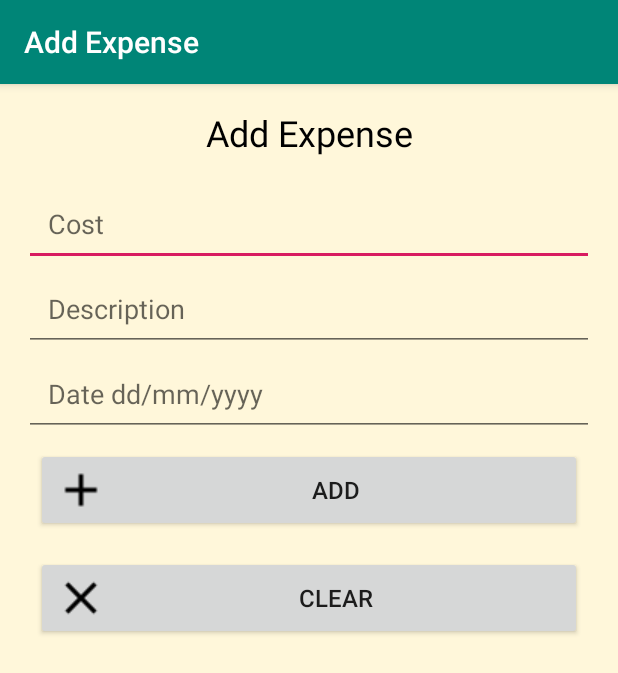
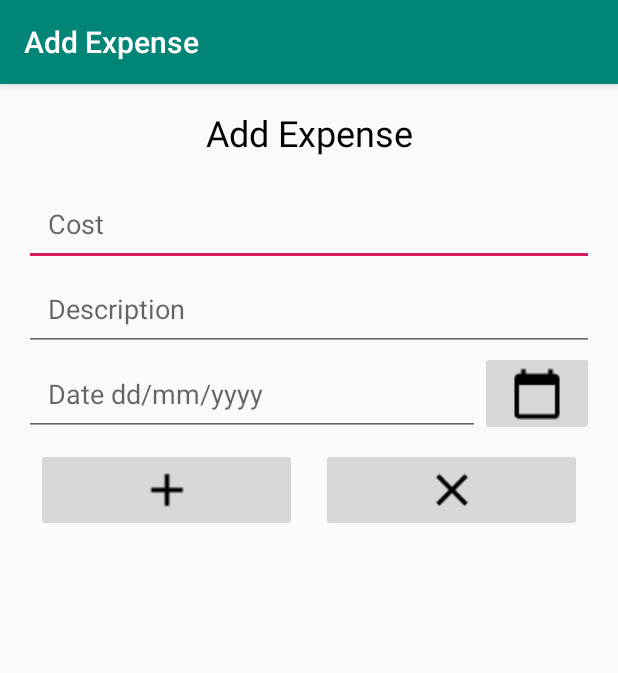
Before and after one commit to ShrirangPatil/My-Expense-Manager, an Android app: the AddExpense screen opened directly, with no data from a screen before it, on a phone screen of 412 x 824 dp. Shown: the top 673 px of the screen. Run offline under Robolectric (Android 15) with nearby library versions, the phone set to English and light mode, and no system bars.

Commit message:
Redesigning the layout initial commit.

```diff
--- a/app/src/main/java/com/example/android/myexpensemanager/AddExpense.java
+++ b/app/src/main/java/com/example/android/myexpensemanager/AddExpense.java
@@ -1,5 +1,6 @@
 package com.example.android.myexpensemanager;
 
+import android.app.DatePickerDialog;
 import android.content.ContentValues;
 import android.database.sqlite.SQLiteDatabase;
 import android.os.Bundle;
@@ -7,7 +8,9 @@ import android.os.Handler;
 import android.util.Log;
 import android.view.View;
 import android.widget.Button;
+import android.widget.DatePicker;
 import android.widget.EditText;
+import android.widget.ImageButton;
 import android.widget.Toast;
 
 import java.util.Calendar;
@@ -25,18 +28,25 @@ public class AddExpense extends AppCompatActivity {
     private static String TAG = AddExpense.class.getName();
     private ExpenseDbHelper dbHelper = null;
 
+    DatePickerDialog.OnDateSetListener mDateListerner = new DatePickerDialog.OnDateSetListener() {
+        @Override
+        public void onDateSet(DatePicker datePicker, int year, int month, int day) {
+            String date = day+"/"+month+"/"+year;
+            mDateET.setText(date);
+        }
+    };
+
     @Override
     protected void onCreate(Bundle savedInstanceState) {
         super.onCreate(savedInstanceState);
         setContentView(R.layout.activity_add_expense);
-
-        Button addButton = findViewById(R.id.mxm_addx);
+        mCostET = findViewById(R.id.mxm_cost);
+        mDescET = findViewById(R.id.mxm_desc);
+        mDateET = findViewById(R.id.mxm_date);
+        ImageButton addButton = findViewById(R.id.mxm_addx);
         addButton.setOnClickListener(new View.OnClickListener() {
             @Override
             public void onClick(View view) {
-                mCostET = findViewById(R.id.mxm_cost);
-                mDescET = findViewById(R.id.mxm_desc);
-                mDateET = findViewById(R.id.mxm_date);
                 //Add the expense object
                 if ((!mCostET.getText().toString().matches("")) && (!mDescET.getText().toString().matches(""))) {
                     double cost = Double.parseDouble(mCostET.getText().toString());
@@ -56,7 +66,7 @@ public class AddExpense extends AppCompatActivity {
             }
         });
 
-        Button clearButton = findViewById(R.id.mxm_clear);
+        ImageButton clearButton = findViewById(R.id.mxm_clear);
         clearButton.setOnClickListener(new View.OnClickListener() {
             @Override
             public void onClick(View view) {
@@ -64,6 +74,17 @@ public class AddExpense extends AppCompatActivity {
                 mCostET.setText("");
                 mDescET.setText("");
                 mDateET.setText("");
+            }
+        });
+
+        ImageButton calenderButton = findViewById(R.id.mxm_calender);
+        calenderButton.setOnClickListener(new View.OnClickListener() {
+            @Override
+            public void onClick(View view) {
+                new DatePickerDialog(AddExpense.this, mDateListerner,
+                        Calendar.getInstance().get(Calendar.YEAR),
+                        Calendar.getInstance().get(Calendar.MONDAY),
+                        Calendar.getInstance().get(Calendar.DAY_OF_MONTH)).show();
             }
         });
     }
--- a/app/src/main/java/com/example/android/myexpensemanager/DeleteExpense.java
+++ b/app/src/main/java/com/example/android/myexpensemanager/DeleteExpense.java
@@ -11,6 +11,7 @@ import android.widget.AdapterView;
 import android.widget.Button;
 import android.widget.CheckBox;
 import android.widget.EditText;
+import android.widget.ImageButton;
 import android.widget.ListView;
 import android.widget.Toast;
 
@@ -33,7 +34,7 @@ public class DeleteExpense extends AppCompatActivity {
         super.onCreate(savedInstanceState);
         setContentView(R.layout.activity_delete_expense);
 
-        final Button deleteButton = findViewById(R.id.mxm_delete_button);
+        ImageButton deleteButton = findViewById(R.id.mxm_delete_button);
         deleteButton.setOnClickListener(new View.OnClickListener() {
             @Override
             public void onClick(View view) {
@@ -53,7 +54,7 @@ public class DeleteExpense extends AppCompatActivity {
             }
         });
 
-        Button searchButton = findViewById(R.id.mxm_search_delete);
+        ImageButton searchButton = findViewById(R.id.mxm_search_delete);
         searchButton.setOnClickListener(new View.OnClickListener() {
             @Override
             public void onClick(View view) {
--- a/app/src/main/java/com/example/android/myexpensemanager/QueryExpense.java
+++ b/app/src/main/java/com/example/android/myexpensemanager/QueryExpense.java
@@ -7,9 +7,9 @@ import android.os.Bundle;
 import android.util.Log;
 import android.view.View;
 import android.widget.AdapterView;
-import android.widget.Button;
 import android.widget.CheckBox;
 import android.widget.EditText;
+import android.widget.ImageButton;
 import android.widget.ListView;
 import android.widget.Toast;
 
@@ -33,7 +33,7 @@ public class QueryExpense extends AppCompatActivity {
         super.onCreate(savedInstanceState);
         setContentView(R.layout.activity_query_expense);
 
-        final Button searchButton = findViewById(R.id.mxm_query_button);
+        ImageButton searchButton = findViewById(R.id.mxm_query_button);
         searchButton.setOnClickListener(new View.OnClickListener() {
             @Override
             public void onClick(View view) {
--- a/app/src/main/res/layout/activity_add_expense.xml
+++ b/app/src/main/res/layout/activity_add_expense.xml
@@ -4,7 +4,6 @@
     android:layout_width="match_parent"
     android:layout_height="match_parent"
     tools:context=".AddExpense"
-    android:background="@color/background"
     android:orientation="vertical"
     android:padding="16dp">
     <TextView
@@ -33,30 +32,48 @@
         android:maxLength="100"
         android:padding="16dp"/>
 
-    <EditText
+    <LinearLayout
         android:layout_width="match_parent"
         android:layout_height="wrap_content"
+        android:orientation="horizontal">
+        <EditText
+            android:layout_width="0dp"
+            android:layout_height="match_parent"
             android:hint="@string/date_edit_text"
             android:id="@+id/mxm_date"
+            android:layout_weight="4"
             android:maxLength="10"
             android:inputType="date"
             android:padding="16dp"/>
-
-    <Button
+        <ImageButton
+            android:id="@+id/mxm_calender"
+            android:layout_width="0dp"
+            android:contentDescription="@string/calender_button"
+            android:layout_height="match_parent"
+            android:layout_weight="1"
+            android:src="@drawable/baseline_calendar_today_black_18dp"/>
+    </LinearLayout>
+    <LinearLayout
         android:layout_width="match_parent"
         android:layout_height="wrap_content"
-        android:text="@string/add_button"
-        android:textSize="16sp"
-        android:drawableStart="@drawable/baseline_add_black_18dp"
+        android:orientation="horizontal">
+        <ImageButton
+            android:layout_width="0dp"
+            android:layout_height="wrap_content"
+            android:layout_weight="1"
+            android:contentDescription="@string/add_button"
+            android:src="@drawable/baseline_add_black_18dp"
             android:layout_margin="8dp"
             android:id="@+id/mxm_addx"/>
 
-    <Button
-        android:layout_width="match_parent"
+        <ImageButton
+            android:layout_width="0dp"
             android:layout_height="wrap_content"
-        android:text="@string/clear_button"
+            android:layout_weight="1"
+            android:contentDescription="@string/clear_button"
             android:textSize="16sp"
-        android:drawableStart="@drawable/baseline_clear_black_18dp"
+            android:src="@drawable/baseline_clear_black_18dp"
             android:layout_margin="8dp"
             android:id="@+id/mxm_clear"/>
     </LinearLayout>
+</LinearLayout>
--- a/app/src/main/res/layout/activity_main.xml
+++ b/app/src/main/res/layout/activity_main.xml
@@ -4,7 +4,6 @@
     android:layout_width="match_parent"
     android:orientation="vertical"
     android:layout_height="match_parent"
-    android:background="@color/background"
     android:padding="16dp"
     tools:context=".MainActivity">
 
--- a/app/src/main/res/values/strings.xml
+++ b/app/src/main/res/values/strings.xml
@@ -5,6 +5,7 @@
     <string name="search_button">Search</string>
     <string name="delete_button">Delete</string>
     <string name="clear_button">Clear</string>
+    <string name="calender_button">Calender</string>
 
 
     <string name="cost_edit_text">Cost</string>
@@ -21,4 +22,6 @@
 
     <string name="before">Before</string>
     <string name="after">After</string>
+    <integer name="date_picker_id">999</integer>
+    <string name="empty_list">No Results!</string>
 </resources>
```
Also changed, not shown: app/src/main/res/layout/activity_delete_expense.xml (+54 -38 lines), app/src/main/res/layout/activity_query_expense.xml (+37 -42 lines), app/src/main/res/drawable/baseline_calendar_today_black_18dp.png (added). Lines whose indentation alone changed are shown as unchanged.
